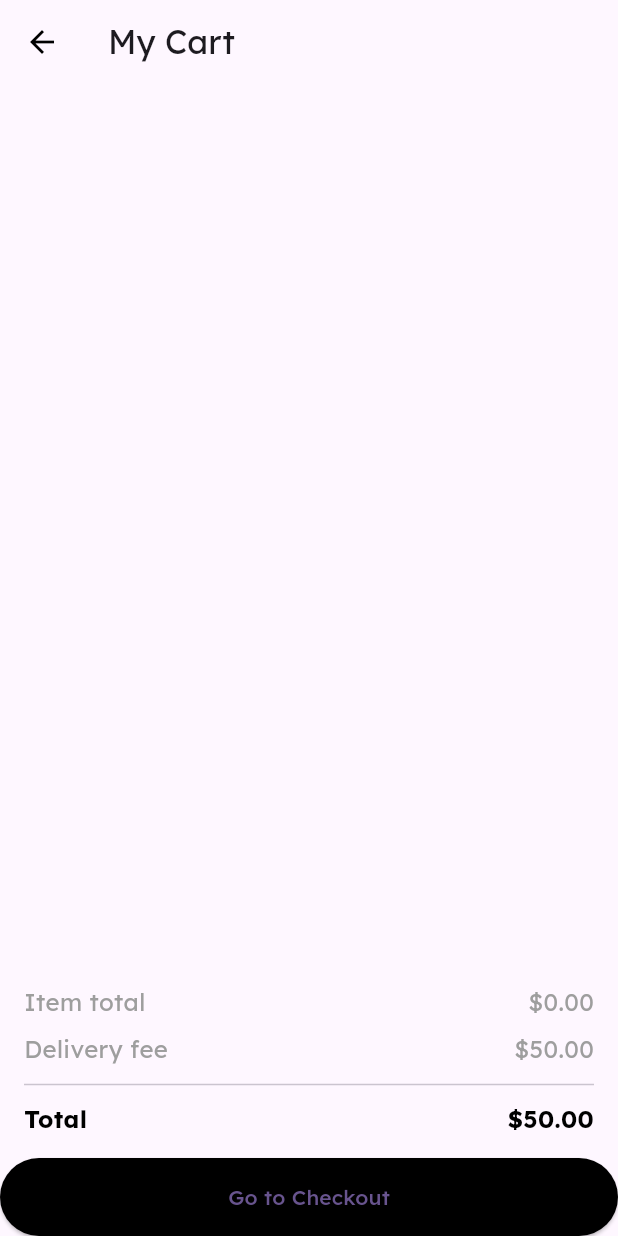
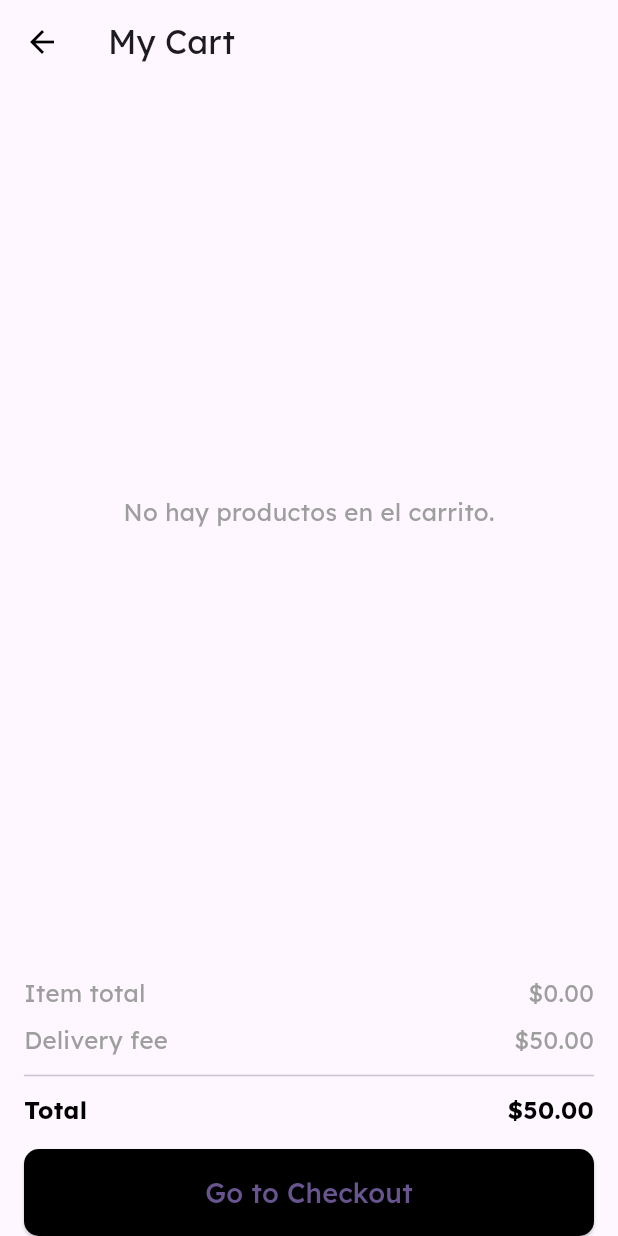
Before and after one commit to Ch4rt3/Jewelry-App, a Flutter app: the MyCartPage screen opened by its route, on a phone screen of 412 x 824 dp. Run offline on Flutter 3.47's test engine with Material 3 defaults, Android fonts, the light colour scheme and no system bars; our stand-ins replace font_awesome_flutter, lottie; accounts and stored records are empty.

Commit message:
Cambios en el mycartpage

```diff
--- a/jewelry_app/lib/pages/cart/my_cart_page.dart
+++ b/jewelry_app/lib/pages/cart/my_cart_page.dart
@@ -1,10 +1,14 @@
+import 'package:flutter/material.dart';
+import 'package:provider/provider.dart';
+import 'package:jewelry_app/providers/shoppingcart_provider.dart';
+import 'package:jewelry_app/components/cart_widgets/product_cart_card.dart';
+
 import 'package:flutter/material.dart';
 import 'package:provider/provider.dart';
 import 'package:jewelry_app/providers/shoppingcart_provider.dart';
 import 'package:jewelry_app/components/cart_widgets/product_cart_card.dart';
 
 class MyCartPage extends StatelessWidget {
-
   const MyCartPage({Key? key}) : super(key: key);
 
   @override
@@ -22,7 +26,9 @@ class MyCartPage extends StatelessWidget {
       body: Column(
         crossAxisAlignment: CrossAxisAlignment.start,
         children: [
-          Expanded(
+          // Verificar si la lista de productos no está vacía
+          shoppingCartProvider.productosEnCarrito.isNotEmpty
+              ? Expanded(
                   child: ListView.builder(
                     itemCount: shoppingCartProvider.productosEnCarrito.length,
                     itemBuilder: (context, index) {
@@ -34,25 +40,50 @@ class MyCartPage extends StatelessWidget {
                       );
                     },
                   ),
+                )
+              : const Expanded(
+                  child: Center(
+                    child: Text(
+                      "No hay productos en el carrito.",
+                      style: TextStyle(fontSize: 16, color: Colors.grey),
+                    ),
+                  ),
                 ),
           const SizedBox(height: 20),
           _buildPaymentSummary(shoppingCartProvider),
           const SizedBox(height: 10),
-          ElevatedButton(
+
+          // Botón de "Go to Checkout" con ajustes de tamaño y diseño
+          Container(
+            margin: const EdgeInsets.symmetric(horizontal: 16.0),
+            width: double.infinity, // Usar toda la anchura disponible
+            child: ElevatedButton(
               style: ElevatedButton.styleFrom(
                 backgroundColor: Colors.black,
                 padding: const EdgeInsets.symmetric(vertical: 16.0),
+                shape: RoundedRectangleBorder(
+                  borderRadius: BorderRadius.circular(10), // Redondear bordes del botón
+                ),
               ),
               onPressed: () {
+                // Solo permitir ir a checkout si hay productos en el carrito
+                if (shoppingCartProvider.productosEnCarrito.isNotEmpty) {
                   Navigator.pushNamed(context, '/checkout');
+                } else {
+                  ScaffoldMessenger.of(context).showSnackBar(
+                    const SnackBar(content: Text("No hay productos en el carrito para proceder al checkout.")),
+                  );
+                }
               },
-            child: const Center(child: Text('Go to Checkout')),
+              child: const Text('Go to Checkout', style: TextStyle(fontSize: 18)),
+            ),
           ),
         ],
       ),
     );
   }
 
+  // Definición del método buildPaymentSummary corregido
   Widget _buildPaymentSummary(ShoppingCartProvider shoppingCartProvider) {
     final itemTotal = shoppingCartProvider.subTotal;
     const deliveryFee = 50.0;
--- a/jewelry_app/lib/providers/shoppingcart_provider.dart
+++ b/jewelry_app/lib/providers/shoppingcart_provider.dart
@@ -38,7 +38,6 @@ class ShoppingCartProvider extends ChangeNotifier {
 
 
 
-  // Método para cargar el carrito
   Future<void> loadCart(int carritoId) async {
   _isLoading = true;
   notifyListeners();
@@ -46,9 +45,21 @@ class ShoppingCartProvider extends ChangeNotifier {
   try {
     // 1. Cargar las relaciones del carrito
     _carritoProductos = await _carritoService.getCarritoProductos(carritoId);
+    print("Relaciones del carrito cargadas: $_carritoProductos");
 
-      // 2. Cargar los productos basados en las relaciones
+    // 2. Verificar si hay relaciones en el carrito
+    if (_carritoProductos.isEmpty) {
+      print("El carrito no contiene productos.");
+    }
+
+    // 3. Cargar los productos basados en las relaciones
     _productosEnCarrito = await _carritoService.getProductosFromRelations(_carritoProductos);
+    print("Productos en el carrito cargados: $_productosEnCarrito");
+
+    // Imprimir el nombre de los productos cargados para verificar
+    for (var producto in _productosEnCarrito) {
+      print("Producto cargado: ${producto.nombre} con ID: ${producto.id}");
+    }
 
   } catch (e) {
     print("Error al cargar el carrito: $e");
@@ -57,6 +68,7 @@ class ShoppingCartProvider extends ChangeNotifier {
   _isLoading = false;
   notifyListeners();
 }
+
 
   // Método para añadir un producto al carrito
   Future<void> addProductToCart(Producto producto, int cantidad) async {
--- a/jewelry_app/pubspec.yaml
+++ b/jewelry_app/pubspec.yaml
@@ -49,6 +49,8 @@ flutter:
     - assets/json/usuarios.json
     - assets/json/carritos.json
     - assets/json/pedidos.json
+    - assets/json/carritoProductos.json
+    - assets/json/pedidoProductos.json
   fonts:
     - family: Lexend
       fonts:
```
Also changed, not shown: 2 other files. Lines whose indentation alone changed are shown as unchanged.
